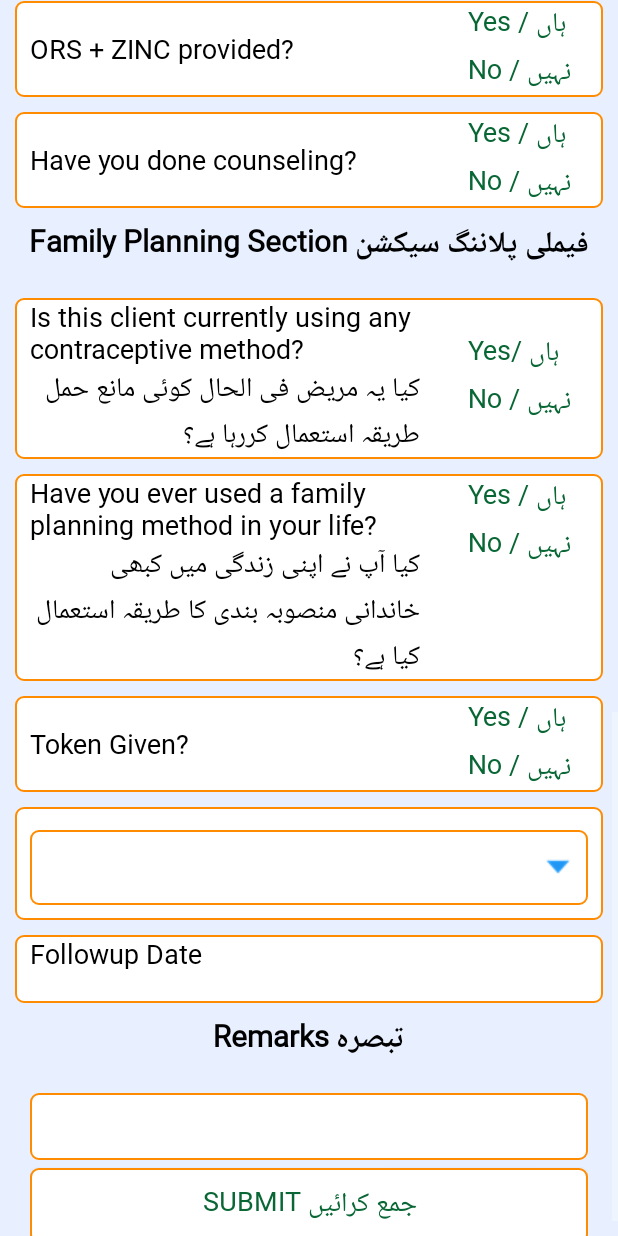
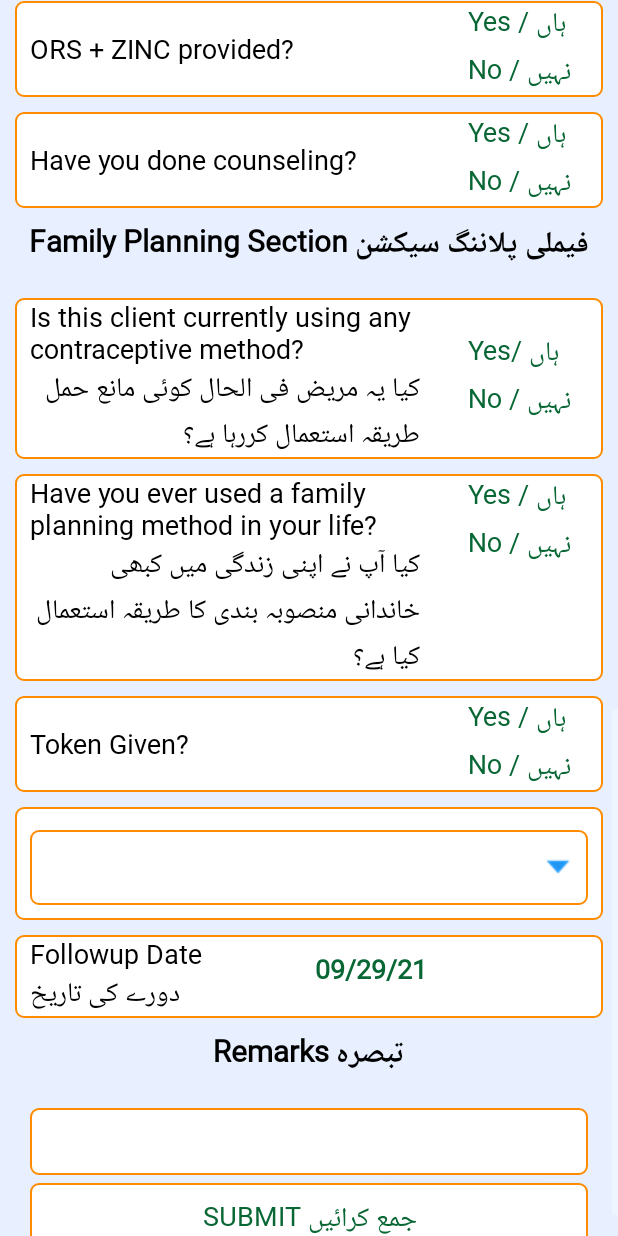
Before and after one commit to smhassan90/GSMEagle, an Android app: the ClientRegistrationForm screen opened directly, with no data from a screen before it, scrolled down 1153 dp, on a phone screen of 412 x 824 dp. Run offline under Robolectric (Android 15) with nearby library versions, the light colour scheme and no system bars; our stand-ins replace Room's generated code; Roboto replaces fonts that are not available here; 4 statements that could not run were skipped.

Commit message:
12 month removed

```diff
--- a/app/src/main/java/com/greenstar/eagle/controller/Codes.java
+++ b/app/src/main/java/com/greenstar/eagle/controller/Codes.java
@@ -13,8 +13,6 @@ public interface Codes {
 
     public static final String PS_TYPE_ALL = "699";
     public static final String PS_TYPE_BASIC_INFO = "700";
-    public static final String PS_TYPE_ApprovalQATForm = "702";
-    public static final String PS_TYPE_ApprovalQTVForm = "704";
     public static final String PS_TYPE_Providers = "705";
 
     public static final String PullAllEagleData = "PULLEAGLE";
--- a/app/src/main/java/com/greenstar/eagle/controller/IPCForms/ClientRegistrationForm.java
+++ b/app/src/main/java/com/greenstar/eagle/controller/IPCForms/ClientRegistrationForm.java
@@ -37,9 +37,11 @@ public class ClientRegistrationForm extends AppCompatActivity implements View.On
 
     AppDatabase db =null;
 
-    EditText etVisitDate, etClientName, etHusbandName, etAddress, etContact, etCurrentUseYear;
+    TextView tvSitarabajiCode, tvSitarabajiName, tvProviderCode, tvProviderName, tvSupervisorName, tvRegion, tvDistrict;
 
-    TextView tvProviderName, tvProviderCode, tvContactNumber, tvClientName;
+    EditText etVisitDate, etFollowupDate, etClientName, etHusbandName, etAddress, etContact, etCurrentUseYear;
+
+    TextView tvContactNumber, tvClientName;
 
     Spinner spClientAge, spCurrentMethod;
 
@@ -58,6 +60,7 @@ public class ClientRegistrationForm extends AppCompatActivity implements View.On
     Button btnSubmit;
 
     DatePickerDialog.OnDateSetListener date = null;
+    DatePickerDialog.OnDateSetListener followupDate = null;
     final Calendar myCalendar = Calendar.getInstance();
 
     TableRow trIPCReferralStatus, trNotInUse,trPeriodOfCurrentYears, trCurrentMethod, trIsMethodUseIn12Months, trEverUsed;
@@ -68,16 +71,44 @@ public class ClientRegistrationForm extends AppCompatActivity implements View.On
         setContentView(R.layout.crf_form_activity);
 
         initializeVariables();
-
+        populateFirstSection();
         populateForm();
     }
 
+    private void populateFirstSection() {
+        SharedPreferences prefs = this.getSharedPreferences(Codes.PREF_NAME, MODE_PRIVATE);
+        String sitarabajiCode = prefs.getString("sitaraBajiCode", "");;
+        String sitarabajiName = prefs.getString("sitaraBajiName", "");;
+        String providerCode = prefs.getString("providerCode", "");;
+        String providerName = prefs.getString("providerName", "");;
+        String supervisorName = prefs.getString("AMName", "");;
+        String region = prefs.getString("region", "");;
+        String district = prefs.getString("district", "");;
+
+        tvSitarabajiCode.setText(sitarabajiCode);
+        tvSitarabajiName.setText(sitarabajiName);
+        tvProviderCode.setText(providerCode);
+        tvProviderName.setText(providerName);
+        tvSupervisorName.setText(supervisorName);
+        tvRegion.setText(region);
+        tvDistrict.setText(district);
+    }
+
     private void initializeVariables(){
+        //Fixed portion
+        tvSitarabajiCode = findViewById(R.id.tvSitarabajiCode);
+        tvSitarabajiName = findViewById(R.id.tvSitarabajiName);
+        tvProviderCode = findViewById(R.id.tvProviderCode);
+        tvProviderName = findViewById(R.id.tvProviderName);
+        tvSupervisorName = findViewById(R.id.tvSupervisorName);
+        tvRegion = findViewById(R.id.tvRegion);
+        tvDistrict = findViewById(R.id.tvDistrict);
+
         etVisitDate = findViewById(R.id.etVisitDate);
         etVisitDate.setOnClickListener(this);
 
-        tvProviderCode = findViewById(R.id.tvProviderCode);
-        tvProviderName = findViewById(R.id.tvProviderName);
+        etFollowupDate = findViewById(R.id.etFollowupDate);
+        etFollowupDate.setOnClickListener(this);
 
         etClientName = findViewById(R.id.etClientName);
         etHusbandName = findViewById(R.id.etHusbandName);
@@ -124,6 +155,7 @@ public class ClientRegistrationForm extends AppCompatActivity implements View.On
     private void populateForm(){
 
         updateVisitDate();
+        updateFollowupDate();
         date = new DatePickerDialog.OnDateSetListener() {
 
             @Override
@@ -135,12 +167,27 @@ public class ClientRegistrationForm extends AppCompatActivity implements View.On
             }
 
         };
+        followupDate = new DatePickerDialog.OnDateSetListener() {
+
+            @Override
+            public void onDateSet(DatePicker view, int year, int month, int dayOfMonth) {
+                myCalendar.set(Calendar.YEAR, year);
+                myCalendar.set(Calendar.MONTH, month);
+                myCalendar.set(Calendar.DAY_OF_MONTH, dayOfMonth);
+                updateFollowupDate();
+            }
+
+        };
 
         SharedPreferences shared = getSharedPreferences(Codes.PREF_NAME, MODE_PRIVATE);
-        String providerName = shared.getString("name", "");
-        String providerCode = shared.getString("code", "");
+        String providerName = shared.getString("providerName", "");
+        String providerCode = shared.getString("providerCode", "");
+        String district = shared.getString("district", "");
+        String region = shared.getString("region", "");
         tvProviderName.setText(providerName);
         tvProviderCode.setText(providerCode);
+        tvRegion.setText(region);
+        tvDistrict.setText(district);
 
         List<DropdownCRBData> dropdownCRBDataClientAge = new ArrayList<>();
         List<DropdownCRBData> dropdownCRBDataCurrentMethod = new ArrayList<>();
@@ -190,6 +237,12 @@ public class ClientRegistrationForm extends AppCompatActivity implements View.On
         SimpleDateFormat sdf = new SimpleDateFormat(Codes.myFormat);
 
         etVisitDate.setText(sdf.format(myCalendar.getTime()));
+    }
+
+    private void updateFollowupDate() {
+        SimpleDateFormat sdf = new SimpleDateFormat(Codes.myFormat);
+
+        etFollowupDate.setText(sdf.format(myCalendar.getTime()));
     }
     private void submitForm(){
         Toast.makeText(this,"Saved",Toast.LENGTH_SHORT).show();
@@ -401,6 +454,11 @@ public class ClientRegistrationForm extends AppCompatActivity implements View.On
                     .get(Calendar.YEAR), myCalendar.get(Calendar.MONTH),
                     myCalendar.get(Calendar.DAY_OF_MONTH)).show();
         }
+        else if(v.getId()==R.id.etFollowupDate){
+            new DatePickerDialog(this, date, myCalendar
+                    .get(Calendar.YEAR), myCalendar.get(Calendar.MONTH),
+                    myCalendar.get(Calendar.DAY_OF_MONTH)).show();
+        }
     }
 
     @Override
--- a/app/src/main/java/com/greenstar/eagle/utils/HttpUtils.java
+++ b/app/src/main/java/com/greenstar/eagle/utils/HttpUtils.java
@@ -11,6 +11,7 @@ public class HttpUtils {
     private static AsyncHttpClient client = new AsyncHttpClient();
 
     public static void get(String url, RequestParams params, AsyncHttpResponseHandler responseHandler) {
+        params.put("version","1.0");
         client.setTimeout(25000);
         client.get(getAbsoluteUrl(url), params, responseHandler);
     }
--- a/app/src/main/java/com/greenstar/eagle/utils/Util.java
+++ b/app/src/main/java/com/greenstar/eagle/utils/Util.java
@@ -253,16 +253,13 @@ public class Util {
 
     public void performSync(final Activity context){
         SharedPreferences editor = context.getSharedPreferences(Codes.PREF_NAME, Context.MODE_PRIVATE);
-        String code = editor.getString("code","");
         String token = editor.getString("token","");
         RequestParams rp = new RequestParams();
-        rp.add("code", code);
+        rp.add("syncType", Codes.PullAllEagleData);
         rp.add("token",token);
-
-
         rp.add("data",getCTSSyncData(context));
 
-        HttpUtils.get("hssync", rp, new JsonHttpResponseHandler() {
+        HttpUtils.get("syncEagle", rp, new JsonHttpResponseHandler() {
             @Override
             public void onSuccess(int statusCode, Header[] headers, JSONObject response) {
                 String message = "";
@@ -270,11 +267,6 @@ public class Util {
                 String codeReceived = "";
                 String staffName = "";
                 JSONObject params = new JSONObject();
-                List<Integer> successfulIDs = new ArrayList<>();
-                List<Integer> rejectedIDs = new ArrayList<>();
-
-                List<Long> successfulQATIDs = new ArrayList<>();
-                List<Long> rejectedQATIDs = new ArrayList<>();
                 try {
                     message = response.get("message").toString();
                     codeReceived = response.get("status").toString();
@@ -282,19 +274,13 @@ public class Util {
                     params.put("message", message);
                     params.put("data", data);
                     params.put("status",codeReceived);
-                    for(int i=0;i<response.getJSONArray("rejectedIDs").length();i++){
-                        rejectedIDs.add(response.getJSONArray("rejectedIDs").getInt(i));
-                    }
-                    for(int i=0;i<response.getJSONArray("successfulIDs").length();i++){
-                        successfulIDs.add(response.getJSONArray("successfulIDs").getInt(i));
-                    }
+
                 }catch(Exception e){
                     Toast.makeText(context,"Something went wrong while sync",Toast.LENGTH_SHORT).show();
                     Crashlytics.log("Sync Issue at "+ new Date());
                     Crashlytics.logException(e);
                 }
                 if(Codes.ALL_OK.equals(codeReceived)){
-                    updateData(successfulIDs, rejectedIDs, context);
                     saveData(params, context);
                 }
                 responseListener.responseAlert(response.toString());
--- a/app/src/main/res/layout/crf_form_activity.xml
+++ b/app/src/main/res/layout/crf_form_activity.xml
@@ -176,12 +176,12 @@
                             style="@style/text_style"
                             android:textColor="@color/black" android:backgroundTint="@color/darkGreen"
                             android:gravity="center_vertical"
-                            android:layout_weight="7"
+                            android:layout_weight="5"
                             android:text="Supervisor Name"/>
                         <TextView
                             android:layout_width="0dp"
                             android:layout_height="match_parent"
-                            android:layout_weight="3"
+                            android:layout_weight="5"
                             android:id="@+id/tvSupervisorName"
                             android:textColor="@color/black"
                             android:text="">
@@ -864,66 +864,6 @@
                     </TableRow>
                     <TableRow
                         android:layout_width="match_parent"
-                        android:layout_height="wrap_content"
-                        android:layout_marginTop="@dimen/form_field_padding"
-                        android:background="@drawable/customborder"
-                        android:id="@+id/trNotInUse"
-                        android:visibility="gone"
-                        android:weightSum="10">
-                        <LinearLayout
-                            android:orientation="vertical"
-                            android:layout_width="0dp"
-                            android:layout_height="wrap_content"
-                            android:layout_weight="7"
-                            >
-                            <TextView
-                                android:layout_width="wrap_content"
-                                android:layout_height="wrap_content"
-                                style="@style/text_style"
-                                android:textColor="@color/black"
-                                android:gravity="center_vertical"
-
-                                android:text="How long has the family planning method not been in use?"/>
-                            <TextView
-                                android:layout_width="wrap_content"
-                                android:layout_height="wrap_content"
-                                style="@style/text_style"
-                                android:textColor="@color/black"
-                                android:gravity="center_vertical"
-                                android:text="خاندانی منصوبہ بندی کا طریقہ کار کتنے عرصے سے استعمال میں نہیں آرہا ہے؟"/>
-                        </LinearLayout>
-
-                        <LinearLayout
-                            android:layout_width="0dp"
-                            android:layout_height="wrap_content"
-                            android:layout_weight="3"
-                            android:orientation="vertical" >
-
-                            <RadioGroup
-                                android:id="@+id/rgNotInUse"
-                                android:layout_width="wrap_content"
-                                android:layout_height="wrap_content" >
-
-                                <RadioButton
-                                    android:id="@+id/rbNotInUseMore"
-                                    android:layout_width="wrap_content"
-                                    android:layout_height="wrap_content"
-                                    android:text="More than 12 Months"
-                                    style="@style/text_style"/>
-
-                                <RadioButton
-                                    android:id="@+id/rbNotInUseLess"
-                                    android:layout_width="wrap_content"
-                                    android:layout_height="wrap_content"
-                                    style="@style/text_style"
-                                    android:text="Less than 12 Months" />
-
-                            </RadioGroup>
-
-                        </LinearLayout>
-                    </TableRow>
-                    <TableRow
-                        android:layout_width="match_parent"
                         android:layout_height="match_parent"
                         android:layout_marginTop="@dimen/form_field_padding"
                         android:background="@drawable/customborder"
@@ -1136,6 +1076,14 @@
                                 android:gravity="center_vertical"
 
                                 android:text="Followup Date"/>
+                            <TextView
+                                android:layout_width="wrap_content"
+                                android:layout_height="wrap_content"
+                                style="@style/text_style"
+                                android:textColor="@color/black"
+                                android:gravity="center_vertical"
+                                android:layout_weight="5"
+                                android:text="دورے کی تاریخ"/>
                         </LinearLayout>
                         <EditText
                             android:layout_width="0dp"
```
